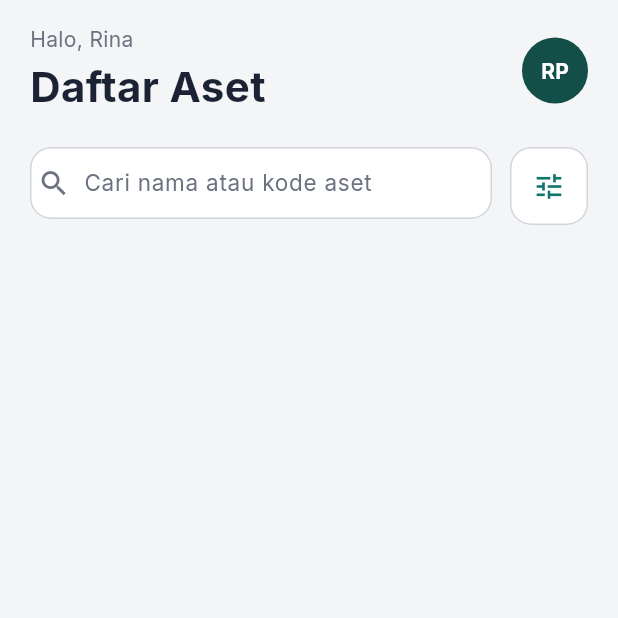
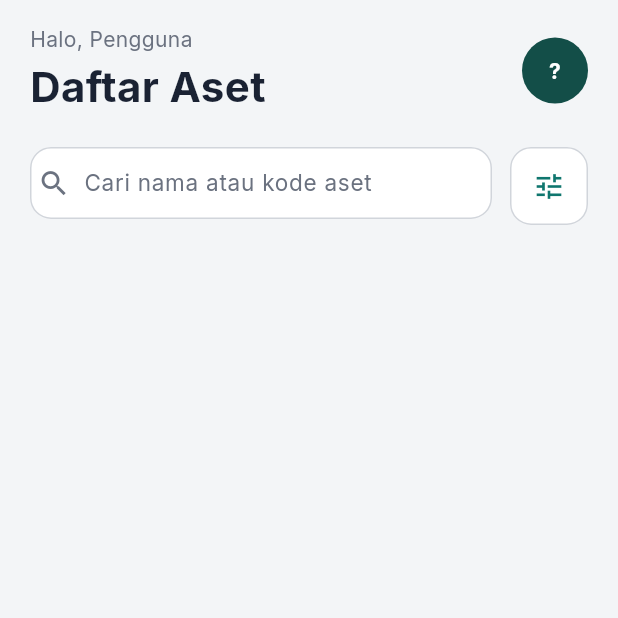
Before and after one commit to Athif24/internship-asset-management, a Flutter app: the AssetListPage screen opened directly, on a phone screen of 412 x 824 dp, the top half of it. Run offline on Flutter 3.47's test engine with Material 3 defaults, Android fonts, the phone set to English and light mode, and no system bars; our stand-ins replace google_fonts, shared_preferences; accounts and stored records are empty; network calls fail.

Commit message:
fix(mobile): sinkronkan header daftar aset dengan user yang sedang login

```diff
--- a/mobile/lib/features/assets/presentation/widgets/asset_header.dart
+++ b/mobile/lib/features/assets/presentation/widgets/asset_header.dart
@@ -3,13 +3,27 @@ import 'package:flutter/material.dart';
 import '../../../../core/theme/app_colors.dart';
 import '../../../../core/theme/app_dimensions.dart';
 import '../../../../core/theme/app_text_styles.dart';
+import '../../../auth/presentation/ui_state/auth_scope.dart';
+import '../../../profile/presentation/utils/profile_initials.dart';
 
-/// Sapaan, judul halaman, dan avatar inisial.
+/// Sapaan, judul halaman, dan avatar inisial mengikuti user yang sedang login.
 class AssetHeader extends StatelessWidget {
   const AssetHeader({super.key});
 
   @override
   Widget build(BuildContext context) {
+    final auth = authControllerOf(context);
+
+    return AnimatedBuilder(
+      animation: auth,
+      builder: (BuildContext context, Widget? child) {
+        final user = auth.user;
+        final String name = (user?.name ?? '').trim();
+        final String firstName = name.isEmpty
+            ? 'Pengguna'
+            : name.split(RegExp(r'\s+')).first;
+        final String initials = name.isEmpty ? '?' : profileInitials(name);
+
         return Padding(
           padding: const EdgeInsets.fromLTRB(
             AppDimensions.horizontalPadding,
@@ -24,7 +38,7 @@ class AssetHeader extends StatelessWidget {
                   crossAxisAlignment: CrossAxisAlignment.start,
                   mainAxisSize: MainAxisSize.min,
                   children: <Widget>[
-                Text('Halo, Rina', style: AppTextStyles.greeting),
+                    Text('Halo, $firstName', style: AppTextStyles.greeting),
                     SizedBox(height: AppDimensions.headerTextSpacing),
                     Text('Daftar Aset', style: AppTextStyles.pageTitle),
                   ],
@@ -33,10 +47,12 @@ class AssetHeader extends StatelessWidget {
               CircleAvatar(
                 radius: AppDimensions.avatarDiameter / 2,
                 backgroundColor: AppColors.avatarBackground,
-            child: Text('RP', style: AppTextStyles.avatar),
+                child: Text(initials, style: AppTextStyles.avatar),
               ),
             ],
           ),
         );
+      },
+    );
   }
 }
```
Lines whose indentation alone changed are shown as unchanged.
